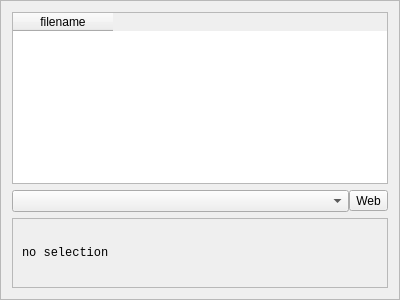
The window that Source/GUI/Qt/sheetview.ui (beppec56/MediaInfo-git_svn) describes before a commit, drawn with Qt 5.
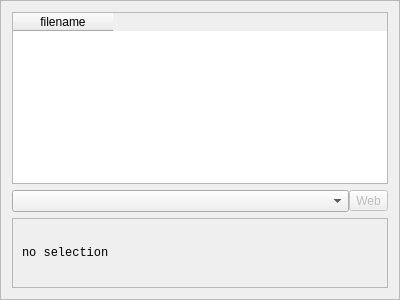
The same window after the commit.

Patch:
```diff
--- a/Source/GUI/Qt/sheetview.ui
+++ b/Source/GUI/Qt/sheetview.ui
@@ -51,6 +51,9 @@
      </item>
      <item>
       <widget class="QToolButton" name="toolButton">
+       <property name="enabled">
+        <bool>false</bool>
+       </property>
        <property name="text">
         <string>Web</string>
        </property>
```
Left out of the diff: 3 changed lines with no effect on the pictures.
